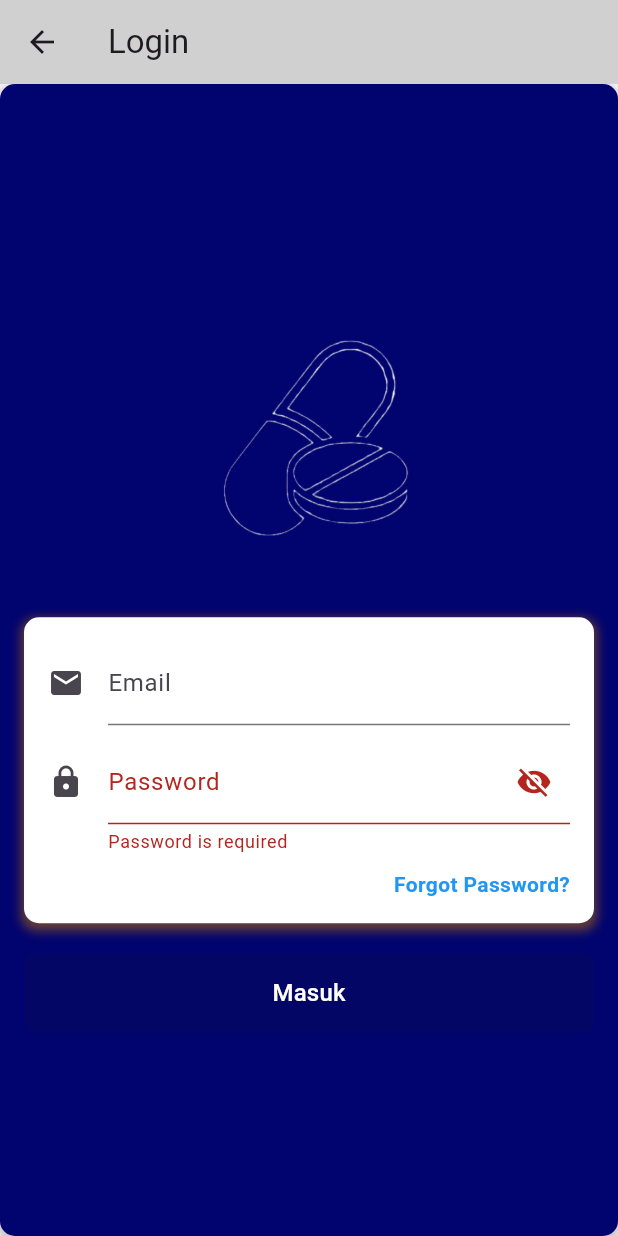
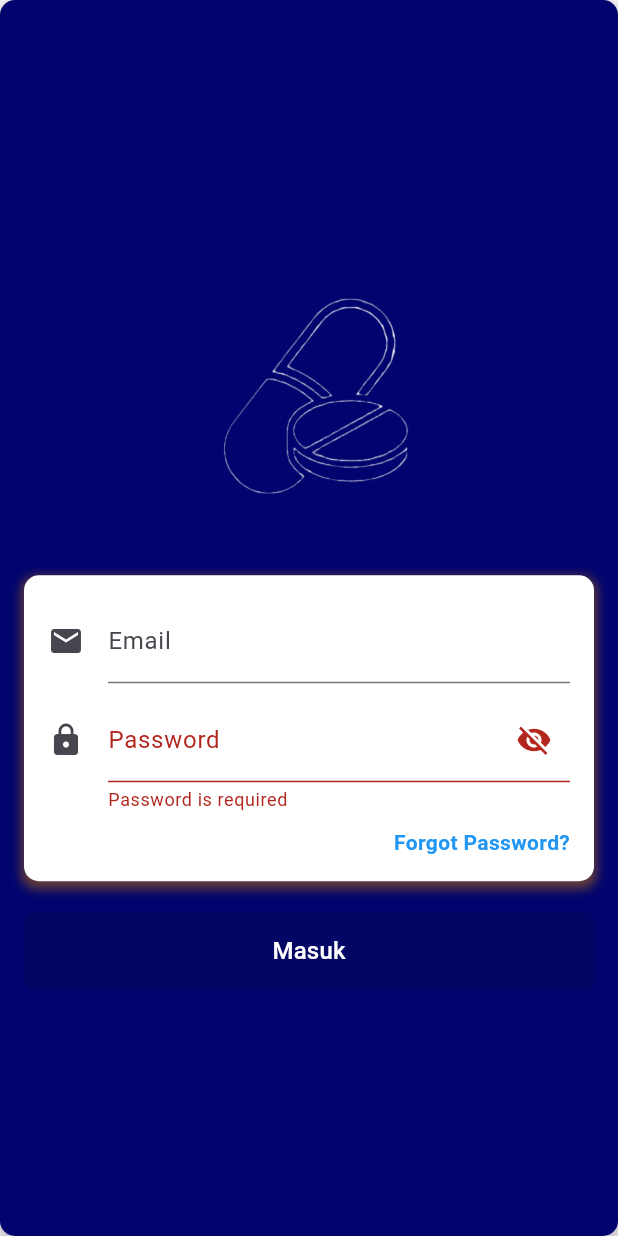
Before and after one commit to Joseph2702/kimiafarma, a Flutter app: the screen it shows after launch, on a phone screen of 412 x 824 dp. Run offline on Flutter 3.47's test engine with Material 3 defaults, Android fonts, the phone set to English and light mode, and no system bars; our stand-ins replace file_picker, flutter_svg.

Commit message:
betulin bu di login

```diff
--- a/lib/screen/login-page.dart
+++ b/lib/screen/login-page.dart
@@ -54,10 +54,10 @@ class _LoginPageState extends State<LoginPage> {
   @override
   Widget build(BuildContext context) {
     return Scaffold(
-      appBar: AppBar(
-        title: Text('Login'),
-        backgroundColor: Color.fromARGB(255, 209, 208, 208),
-      ),
+      // appBar: AppBar(
+      //   title: Text('Login'),
+      //   backgroundColor: Color.fromARGB(255, 209, 208, 208),
+      // ),
       body: Center(
         child: Container(
           padding: EdgeInsets.all(16.0),
@@ -81,7 +81,6 @@ class _LoginPageState extends State<LoginPage> {
                 width: 200.0,
                 height: 200.0,
               ),
-
               SizedBox(height: 20),
               Container(
                 padding: EdgeInsets.all(16.0),
```
